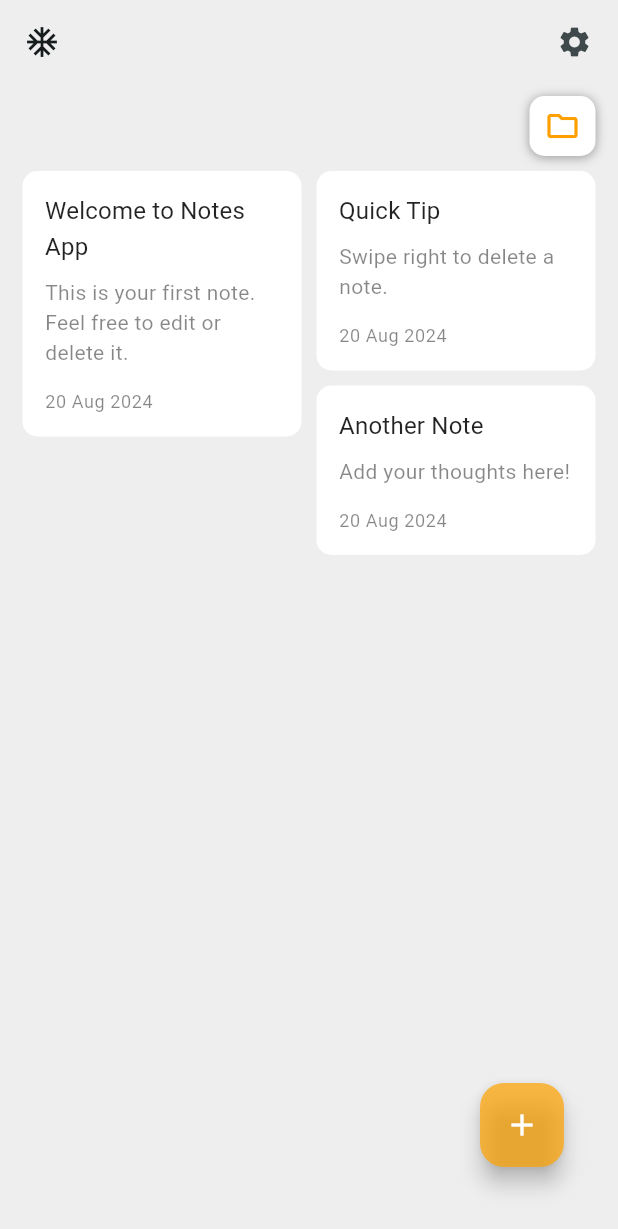
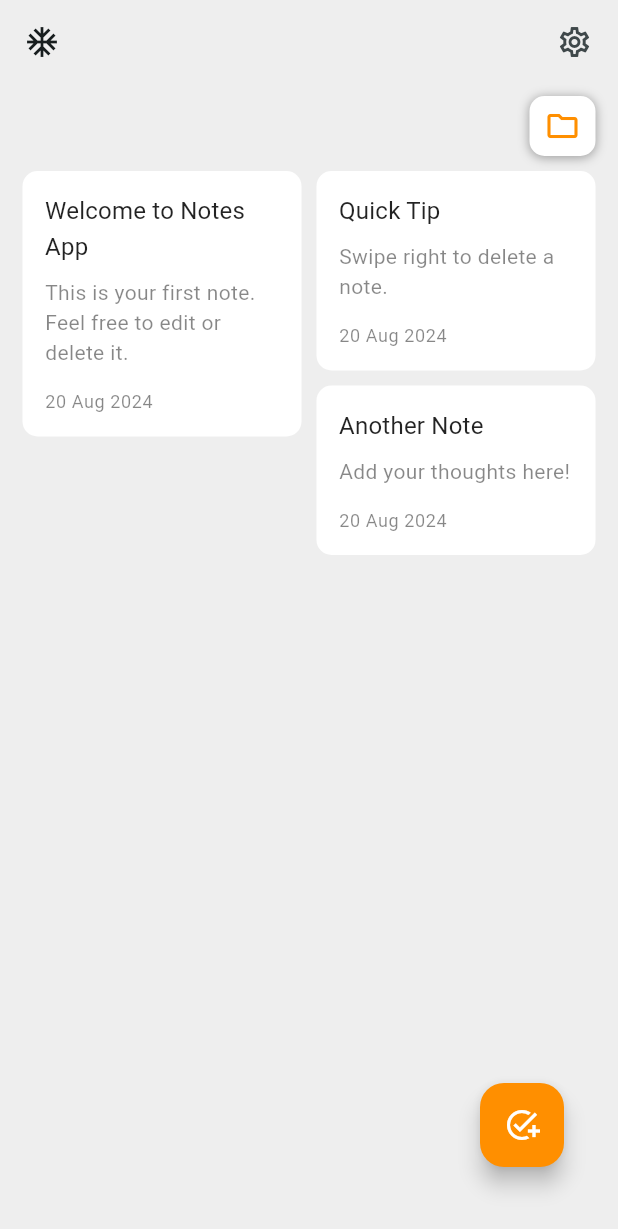
Before and after one commit to therizwanulhaq/notes_app, a Flutter app: the screen it shows after launch, on a phone screen of 412 x 824 dp. Shown: the top 1229 px of the screen. Run offline on Flutter 3.47's test engine with Material 3 defaults, Android fonts, the phone set to English and light mode, and no system bars; our stand-ins replace flutter_riverpod, flutter_slidable, sqflite; accounts and stored records are empty.

Commit message:
turned manual animation off

```diff
--- a/lib/screens/homepage.dart
+++ b/lib/screens/homepage.dart
@@ -21,6 +21,7 @@ class MyHomePage extends ConsumerStatefulWidget {
 
 class _MyHomePageState extends ConsumerState<MyHomePage> {
   late final ScrollController _scrollController;
+  bool _shouldAnimateScroll = true;
 
   @override
   void initState() {
@@ -47,7 +48,10 @@ class _MyHomePageState extends ConsumerState<MyHomePage> {
         : notes.where((note) => note.category == selectedCategory).toList();
 
     WidgetsBinding.instance.addPostFrameCallback((_) {
-      _scrollToSelectedCategory(selectedCategory, categories);
+      if (_shouldAnimateScroll) {
+        _scrollToSelectedCategory(selectedCategory, categories);
+      }
+      _shouldAnimateScroll = true;
     });
 
     return Scaffold(
@@ -61,7 +65,7 @@ class _MyHomePageState extends ConsumerState<MyHomePage> {
             child: IconButton(
               onPressed: () {},
               icon: const Icon(
-                Icons.settings,
+                Icons.settings_outlined,
               ),
             ),
           ),
@@ -92,13 +96,16 @@ class _MyHomePageState extends ConsumerState<MyHomePage> {
                               selectedCategory == categoryName;
                           return GestureDetector(
                             onTap: () {
+                              _shouldAnimateScroll = false;
                               ref
                                   .read(selectedCategoryProvider.notifier)
                                   .selectCategory(
                                       isSelected ? 'All' : categoryName);
                             },
                             child: CategoryContainer(
-                                category: categoryName, isSelected: isSelected),
+                              category: categoryName,
+                              isSelected: isSelected,
+                            ),
                           );
                         },
                       ),
@@ -135,7 +142,7 @@ class _MyHomePageState extends ConsumerState<MyHomePage> {
                       ),
                       child: Icon(
                         Icons.folder_outlined,
-                        color: Colors.amber[700],
+                        color: Colors.amber[800],
                       ),
                     ),
                   )
@@ -191,7 +198,7 @@ class _MyHomePageState extends ConsumerState<MyHomePage> {
         ),
         child: FloatingActionButton(
           foregroundColor: Colors.white,
-          backgroundColor: const Color.fromARGB(181, 255, 162, 0),
+          backgroundColor: Colors.amber[800],
           onPressed: () {
             Navigator.push(
               context,
@@ -201,7 +208,7 @@ class _MyHomePageState extends ConsumerState<MyHomePage> {
             );
           },
           tooltip: 'Add Note',
-          child: const Icon(Icons.add),
+          child: const Icon(Icons.add_task),
         ),
       ),
     );
@@ -214,7 +221,7 @@ class _MyHomePageState extends ConsumerState<MyHomePage> {
     if (index != -1) {
       // Calculate the scroll offset
       const itemWidth = 50.0;
-      const itemSpacing = 6.0;
+      const itemSpacing = 10.0;
       final offset = (itemWidth + itemSpacing) * index;
 
       // Scroll to the calculated offset with a smooth animation
```
Also changed, not shown: lib/screens/categories.dart (+5 -6 lines).
